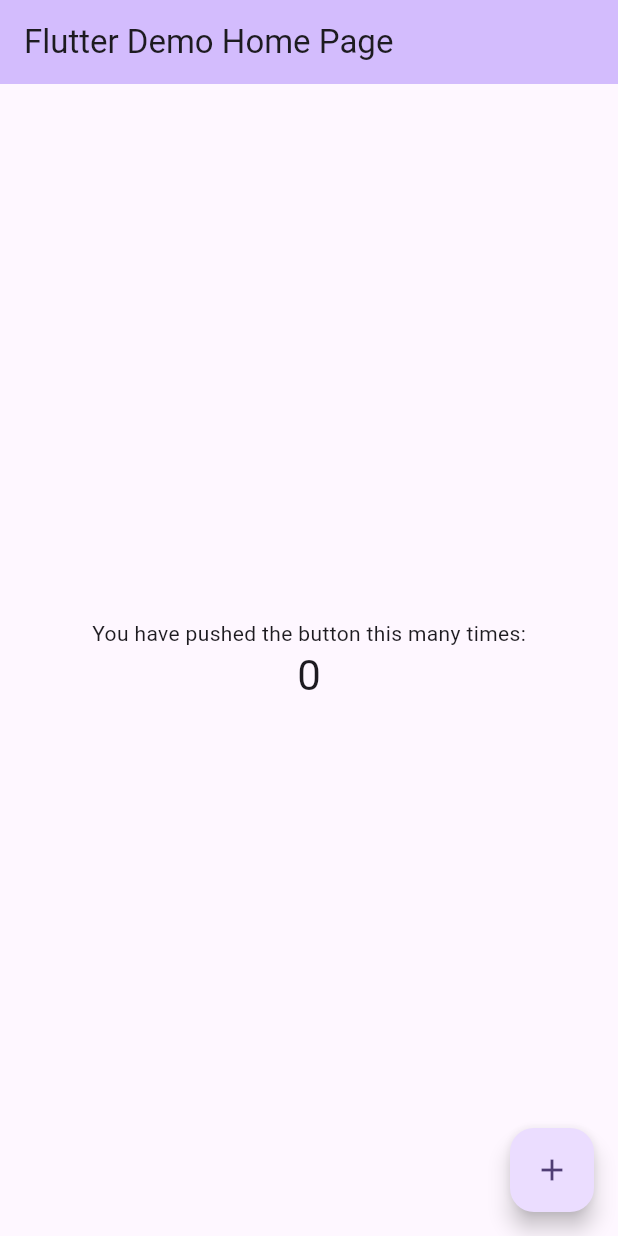
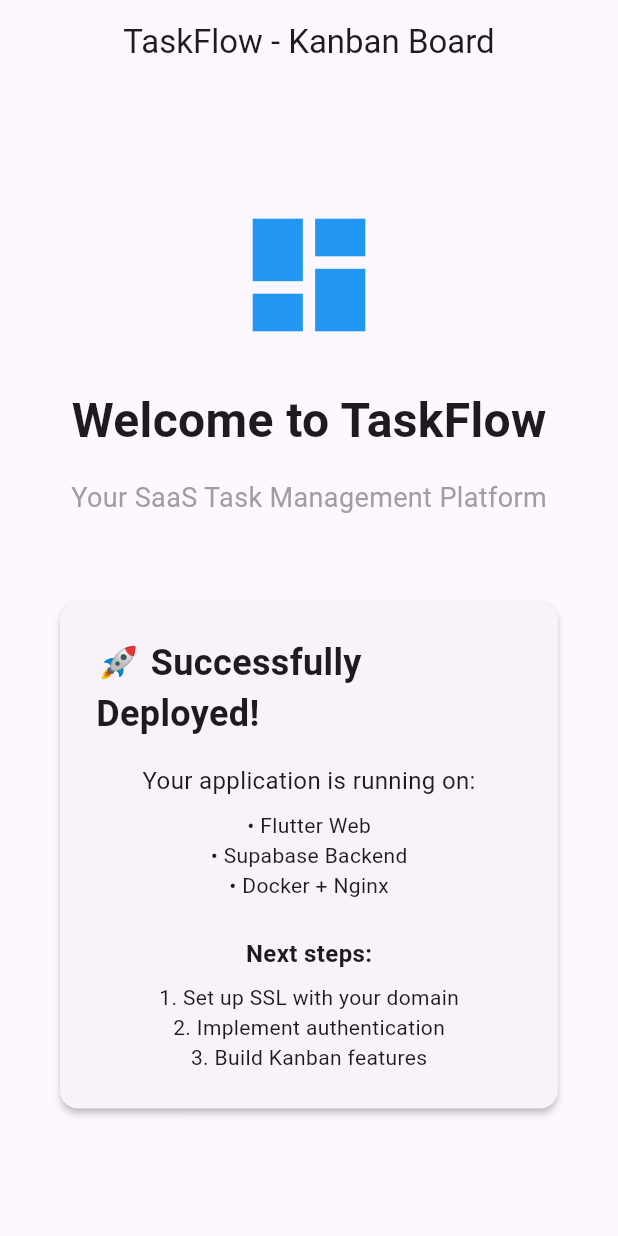
Before and after one commit to KakoRel/SaaSPlatform, a Flutter app: the screen it shows after launch, on a phone screen of 412 x 824 dp. Run offline on Flutter 3.47's test engine with Material 3 defaults, Android fonts, the phone set to English and light mode, and no system bars; our stand-ins replace cached_network_image, equatable, flutter_riverpod, supabase_flutter; accounts and stored records are empty.

Commit message:
Main page change

```diff
--- a/lib/main.dart
+++ b/lib/main.dart
@@ -1,121 +1,134 @@
 import 'package:flutter/material.dart';
+import 'package:flutter_riverpod/flutter_riverpod.dart';
+import 'package:supabase_flutter/supabase_flutter.dart';
 
-void main() {
-  runApp(const MyApp());
+import 'core/constants/app_constants.dart';
+import 'core/theme/app_theme.dart';
+import 'features/kanban/presentation/widgets/kanban_board.dart';
+
+void main() async {
+  WidgetsFlutterBinding.ensureInitialized();
+
+  await Supabase.initialize(
+    url: AppConstants.supabaseUrl,
+    anonKey: AppConstants.supabaseAnonKey,
+  );
+
+  runApp(const ProviderScope(child: MyApp()));
 }
 
 class MyApp extends StatelessWidget {
   const MyApp({super.key});
 
-  // This widget is the root of your application.
   @override
   Widget build(BuildContext context) {
     return MaterialApp(
-      title: 'Flutter Demo',
-      theme: ThemeData(
-        // This is the theme of your application.
-        //
-        // TRY THIS: Try running your application with "flutter run". You'll see
-        // the application has a purple toolbar. Then, without quitting the app,
-        // try changing the seedColor in the colorScheme below to Colors.green
-        // and then invoke "hot reload" (save your changes or press the "hot
-        // reload" button in a Flutter-supported IDE, or press "r" if you used
-        // the command line to start the app).
-        //
-        // Notice that the counter didn't reset back to zero; the application
-        // state is not lost during the reload. To reset the state, use hot
-        // restart instead.
-        //
-        // This works for code too, not just values: Most code changes can be
-        // tested with just a hot reload.
-        colorScheme: ColorScheme.fromSeed(seedColor: Colors.deepPurple),
-      ),
-      home: const MyHomePage(title: 'Flutter Demo Home Page'),
+      title: AppConstants.appName,
+      debugShowCheckedModeBanner: false,
+      theme: AppTheme.lightTheme,
+      darkTheme: AppTheme.darkTheme,
+      themeMode: ThemeMode.light,
+      home: const HomePage(),
     );
   }
 }
 
-class MyHomePage extends StatefulWidget {
-  const MyHomePage({super.key, required this.title});
-
-  // This widget is the home page of your application. It is stateful, meaning
-  // that it has a State object (defined below) that contains fields that affect
-  // how it looks.
-
-  // This class is the configuration for the state. It holds the values (in this
-  // case the title) provided by the parent (in this case the App widget) and
-  // used by the build method of the State. Fields in a Widget subclass are
-  // always marked "final".
-
-  final String title;
-
-  @override
-  State<MyHomePage> createState() => _MyHomePageState();
-}
-
-class _MyHomePageState extends State<MyHomePage> {
-  int _counter = 0;
-
-  void _incrementCounter() {
-    setState(() {
-      // This call to setState tells the Flutter framework that something has
-      // changed in this State, which causes it to rerun the build method below
-      // so that the display can reflect the updated values. If we changed
-      // _counter without calling setState(), then the build method would not be
-      // called again, and so nothing would appear to happen.
-      _counter++;
-    });
-  }
+class HomePage extends StatelessWidget {
+  const HomePage({super.key});
 
   @override
   Widget build(BuildContext context) {
-    // This method is rerun every time setState is called, for instance as done
-    // by the _incrementCounter method above.
-    //
-    // The Flutter framework has been optimized to make rerunning build methods
-    // fast, so that you can just rebuild anything that needs updating rather
-    // than having to individually change instances of widgets.
     return Scaffold(
       appBar: AppBar(
-        // TRY THIS: Try changing the color here to a specific color (to
-        // Colors.amber, perhaps?) and trigger a hot reload to see the AppBar
-        // change color while the other colors stay the same.
-        backgroundColor: Theme.of(context).colorScheme.inversePrimary,
-        // Here we take the value from the MyHomePage object that was created by
-        // the App.build method, and use it to set our appbar title.
-        title: Text(widget.title),
+        title: const Text('TaskFlow - Kanban Board'),
+        centerTitle: true,
       ),
-      body: Center(
-        // Center is a layout widget. It takes a single child and positions it
-        // in the middle of the parent.
+      body: const Center(
+        child: Padding(
+          padding: EdgeInsets.all(24.0),
           child: Column(
-          // Column is also a layout widget. It takes a list of children and
-          // arranges them vertically. By default, it sizes itself to fit its
-          // children horizontally, and tries to be as tall as its parent.
-          //
-          // Column has various properties to control how it sizes itself and
-          // how it positions its children. Here we use mainAxisAlignment to
-          // center the children vertically; the main axis here is the vertical
-          // axis because Columns are vertical (the cross axis would be
-          // horizontal).
-          //
-          // TRY THIS: Invoke "debug painting" (choose the "Toggle Debug Paint"
-          // action in the IDE, or press "p" in the console), to see the
-          // wireframe for each widget.
             mainAxisAlignment: MainAxisAlignment.center,
             children: [
-            const Text('You have pushed the button this many times:'),
+              Icon(
+                Icons.dashboard,
+                size: 100,
+                color: Colors.blue,
+              ),
+              SizedBox(height: 24),
               Text(
-              '$_counter',
-              style: Theme.of(context).textTheme.headlineMedium,
+                'Welcome to TaskFlow',
+                style: TextStyle(
+                  fontSize: 32,
+                  fontWeight: FontWeight.bold,
+                ),
+              ),
+              SizedBox(height: 16),
+              Text(
+                'Your SaaS Task Management Platform',
+                style: TextStyle(
+                  fontSize: 18,
+                  color: Colors.grey,
+                ),
+              ),
+              SizedBox(height: 48),
+              Card(
+                child: Padding(
+                  padding: EdgeInsets.all(24.0),
+                  child: Column(
+                    children: [
+                      Text(
+                        '🚀 Successfully Deployed!',
+                        style: TextStyle(
+                          fontSize: 24,
+                          fontWeight: FontWeight.bold,
+                        ),
+                      ),
+                      SizedBox(height: 16),
+                      Text(
+                        'Your application is running on:',
+                        style: TextStyle(fontSize: 16),
+                      ),
+                      SizedBox(height: 8),
+                      Text(
+                        '• Flutter Web',
+                        style: TextStyle(fontSize: 14),
+                      ),
+                      Text(
+                        '• Supabase Backend',
+                        style: TextStyle(fontSize: 14),
+                      ),
+                      Text(
+                        '• Docker + Nginx',
+                        style: TextStyle(fontSize: 14),
+                      ),
+                      SizedBox(height: 24),
+                      Text(
+                        'Next steps:',
+                        style: TextStyle(
+                          fontSize: 16,
+                          fontWeight: FontWeight.bold,
+                        ),
+                      ),
+                      SizedBox(height: 8),
+                      Text(
+                        '1. Set up SSL with your domain',
+                        style: TextStyle(fontSize: 14),
+                      ),
+                      Text(
+                        '2. Implement authentication',
+                        style: TextStyle(fontSize: 14),
+                      ),
+                      Text(
+                        '3. Build Kanban features',
+                        style: TextStyle(fontSize: 14),
                       ),
                     ],
                   ),
                 ),
-      floatingActionButton: FloatingActionButton(
-        onPressed: _incrementCounter,
-        tooltip: 'Increment',
-        child: const Icon(Icons.add),
+              ),
+            ],
+          ),
+        ),
       ),
     );
   }
```
Lines whose indentation alone changed are shown as unchanged.
